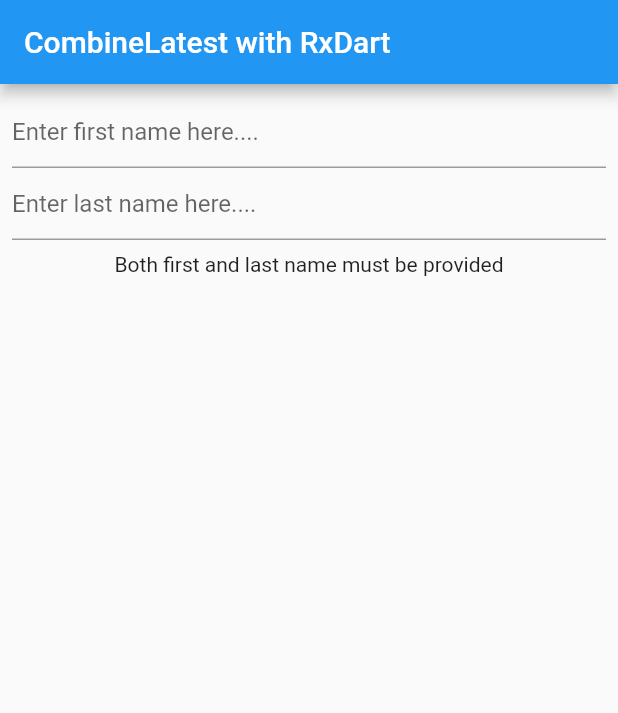
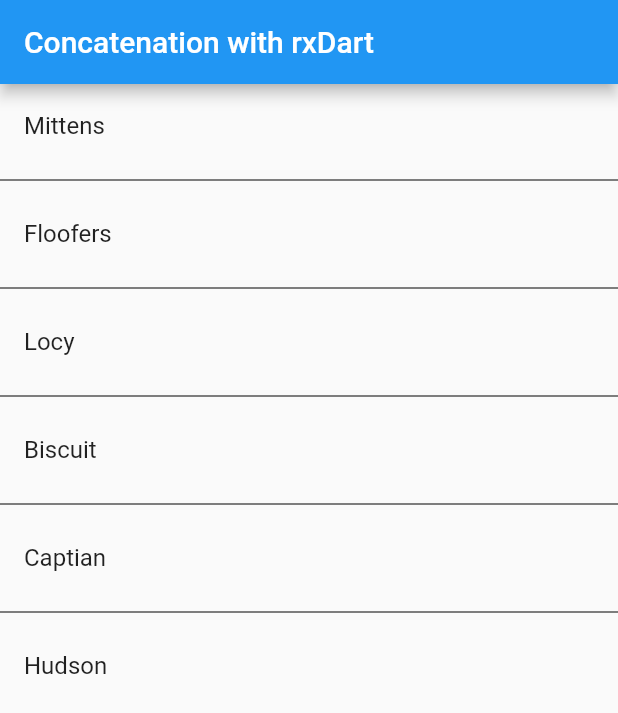
Before and after one commit to ruqaiyasattar/addcontactpp-rxdart, a Flutter app: the screen it shows after launch, on a phone screen of 412 x 824 dp. Shown: the top 713 px of the screen. Run offline on Flutter 3.47's test engine with Material 2 defaults, Android fonts, the phone set to English and light mode, and no system bars; our stand-ins replace rxdart.

Commit message:
concate demo

```diff
--- /dev/null
+++ b/assets/texts/cat.txt
@@ -0,0 +1,3 @@
+Mittens
+Floofers
+Locy
--- /dev/null
+++ b/assets/texts/dog.txt
@@ -0,0 +1,3 @@
+Biscuit
+Captian
+Hudson
--- a/lib/main.dart
+++ b/lib/main.dart
@@ -1,4 +1,7 @@
+import 'dart:convert';
+
 import 'package:flutter/material.dart';
+import 'package:flutter/services.dart';
 import 'package:rxdart/rxdart.dart';
 
 void main() {
@@ -13,150 +16,46 @@ void main() {
   );
 }
 
-@immutable
-class Bloc{
-  final Sink<String?> setFirstName; //write only
-  final Sink<String?> setLastName;  //write only
-  final Stream<String> fullName;
+Stream<String> getName({
+  required String filePath,
+}){
+  final names = rootBundle.loadString(filePath);
+  return Stream.fromFuture(names).transform(const LineSplitter());
+}
+Stream<String> getAllNames() => getName(filePath: 'assets/texts/cat.txt')
+    .concatWith([getName(filePath: 'assets/texts/dog.txt')]);
 
-  Bloc._({
-    required this.setFirstName,
-    required this.setLastName,
-    required this.fullName,
-  }); //read only
-
-  void dispose(){
-    setFirstName.close();
-    setLastName.close();
-  }
-
-  factory Bloc(){
-    final firstNameSubject = BehaviorSubject<String?>();
-    final lastNameSubject = BehaviorSubject<String?>();
-    final Stream<String> fullName = Rx.combineLatest2(
-        firstNameSubject.startWith(null),
-        lastNameSubject.startWith(null),
-            (String? firstName, String? lastName) {
-          if (firstName != null &&
-              firstName.isNotEmpty &&
-              lastName != null &&
-              lastName.isNotEmpty)  {
-            return '$firstName $lastName';
-          }  else {
-            return 'Both first and last name must be provided';
-          }
-        });
-
-    return Bloc._(
-      setFirstName: firstNameSubject.sink,
-      setLastName: lastNameSubject.sink,
-      fullName: fullName,
-    );
-  }
-}
-
-typedef AsyncSnapshotBuilderCallBack<T> = Widget Function(
-    BuildContext context,
-    T? value,
-    );
-
-class AsyncSnapshotBuilder<T> extends StatelessWidget{
-  final Stream<T> stream;
-  final AsyncSnapshotBuilderCallBack<T>? onNone;
-  final AsyncSnapshotBuilderCallBack<T>? onWaiting;
-  final AsyncSnapshotBuilderCallBack<T>? onActive;
-  final AsyncSnapshotBuilderCallBack<T>? onDone;
-
-  const AsyncSnapshotBuilder({
-    Key? key,
-    required this.stream,
-    this.onNone,
-    this.onWaiting,
-    this.onActive,
-    this.onDone,
-  }) : super(key: key);
-
-  @override
-  Widget build(BuildContext context) {
-    return StreamBuilder<T>(
-      stream: stream,
-      builder: (context, snapshot){
-        switch(snapshot.connectionState){
-          case ConnectionState.none:
-            final callback = onNone ?? (_, __) => const SizedBox();
-            return callback(context, snapshot.data,);
-          case ConnectionState.waiting:
-            final callback = onWaiting ?? (_, __) => const CircularProgressIndicator();
-            return callback(context, snapshot.data,);
-          case ConnectionState.active:
-            final callback = onActive ?? (_, __) => const SizedBox();
-            return callback(context, snapshot.data, );
-          case ConnectionState.done:
-            final callback = onDone ?? (_, __) => const SizedBox();
-            return callback(context, snapshot.data, );
-        }
-      },
-    );
-  }
-
-}
-
-class HomePage extends StatefulWidget {
+class HomePage extends StatelessWidget {
   const HomePage({Key? key}) : super(key: key);
 
-  @override
-  State<HomePage> createState() => _HomePageState();
-}
-
-class _HomePageState extends State<HomePage> {
-  //
-  late final Bloc bloc;
-
-  @override
-  void initState() {
-    super.initState();
-    bloc = Bloc();
-  }
-
-  @override
-  void dispose() {
-    bloc.dispose();
-    super.dispose();
-  }
-
+  // This widget is the root of your application.
   @override
   Widget build(BuildContext context) {
     return Scaffold(
       appBar: AppBar(
-        title: const Text("CombineLatest with RxDart"),
+        title: const Text("Concatenation with rxDart"),
       ),
-      body: Padding(
-        padding: const EdgeInsets.all(8.0),
-        child: Column(
-          children: [
-            TextField(
-              decoration: const InputDecoration(
-                hintText: 'Enter first name here....',
-              ),
-              onChanged: bloc.setFirstName.add,
-            ),
-            TextField(
-              decoration: const InputDecoration(
-                hintText: 'Enter last name here....',
-              ),
-              onChanged: bloc.setLastName.add,
-            ),
-            AsyncSnapshotBuilder<String>(
-              stream: bloc.fullName,
-              onActive: (context, String? value){
-                return Padding(
-                  padding: const EdgeInsets.all(8.0),
-                  child: Text(value ?? ''),
-                );
-              },
-            ),
-          ],
-        ),
+      body: FutureBuilder<List<String>>(
+        future: getAllNames().toList(),
+        builder: (context, snapshot){
+          switch(snapshot.connectionState){
+            case ConnectionState.none:
+            case ConnectionState.waiting:
+            case ConnectionState.active:
+              return const Center(child: CircularProgressIndicator());
+            case ConnectionState.done:
+              final names = snapshot.requireData;
+              return ListView.separated(
+                itemCount: names.length,
+                separatorBuilder: (_,__) => const Divider(color: Colors.black,),
+                itemBuilder: (context, index){
+                  return ListTile(
+                    title: Text(names[index]),
+                  );
+                },
+              );
+          }
+        },
       ),
     );
   }
--- a/pubspec.yaml
+++ b/pubspec.yaml
@@ -61,9 +61,9 @@ flutter:
   uses-material-design: true
 
   # To add assets to your application, add an assets section, like this:
-  # assets:
-  #   - images/a_dot_burr.jpeg
-  #   - images/a_dot_ham.jpeg
+  assets:
+     - assets/texts/cat.txt
+     - assets/texts/dog.txt
 
   # An image asset can refer to one or more resolution-specific "variants", see
   # https://flutter.dev/assets-and-images/#resolution-aware
```
Also changed, not shown: 1 other file.
